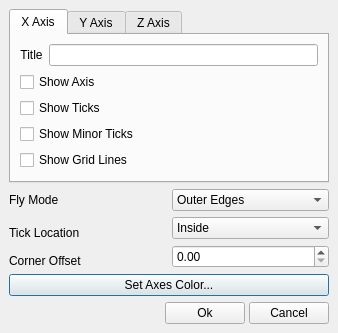
First picture: the form in Plugins/PrismPlugins/Client/Resources/UI/PrismCubeAxesEditorDialog.ui, repository Kitware/ParaView, before the edit.
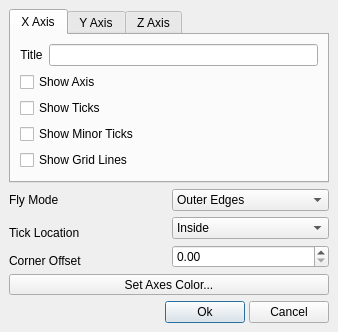
Second picture: the form after the edit. Custom widgets are drawn as their Qt base class.

```diff
--- a/Plugins/PrismPlugins/Client/Resources/UI/PrismCubeAxesEditorDialog.ui
+++ b/Plugins/PrismPlugins/Client/Resources/UI/PrismCubeAxesEditorDialog.ui
@@ -342,7 +342,7 @@
  <customwidgets>
   <customwidget>
    <class>pqStandardColorButton</class>
-   <extends>QPushButton</extends>
+   <extends>QToolButton</extends>
    <header>pqStandardColorButton.h</header>
   </customwidget>
  </customwidgets>
```
Left out of the diff: 68 changed lines with no effect on the pictures.
